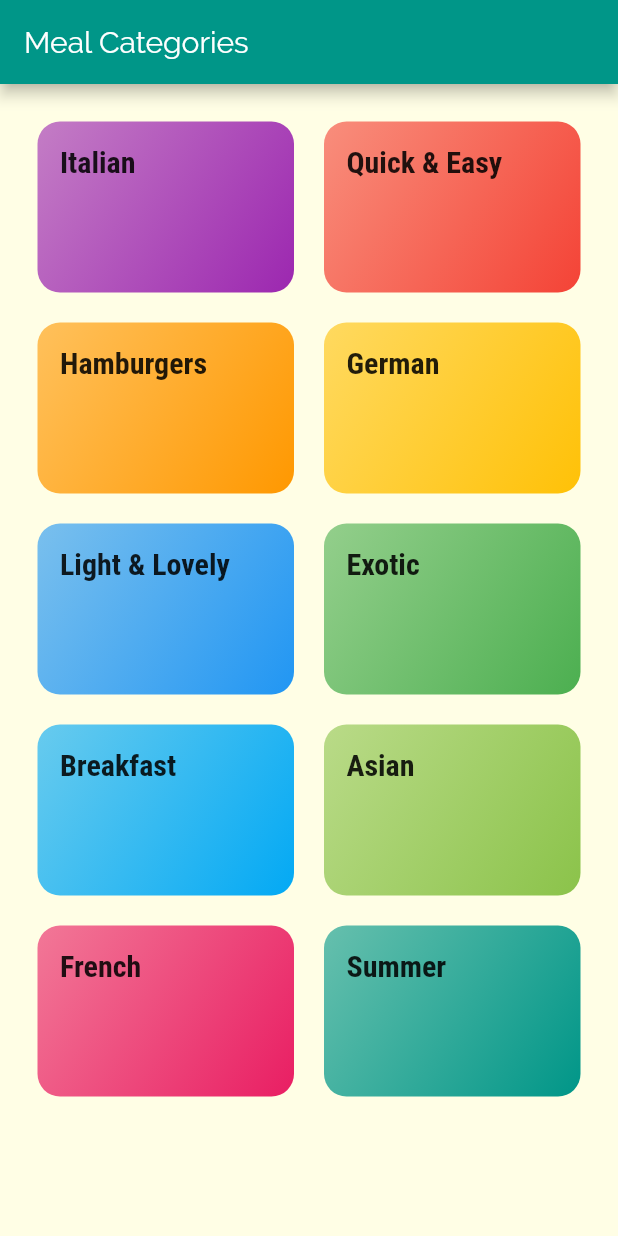
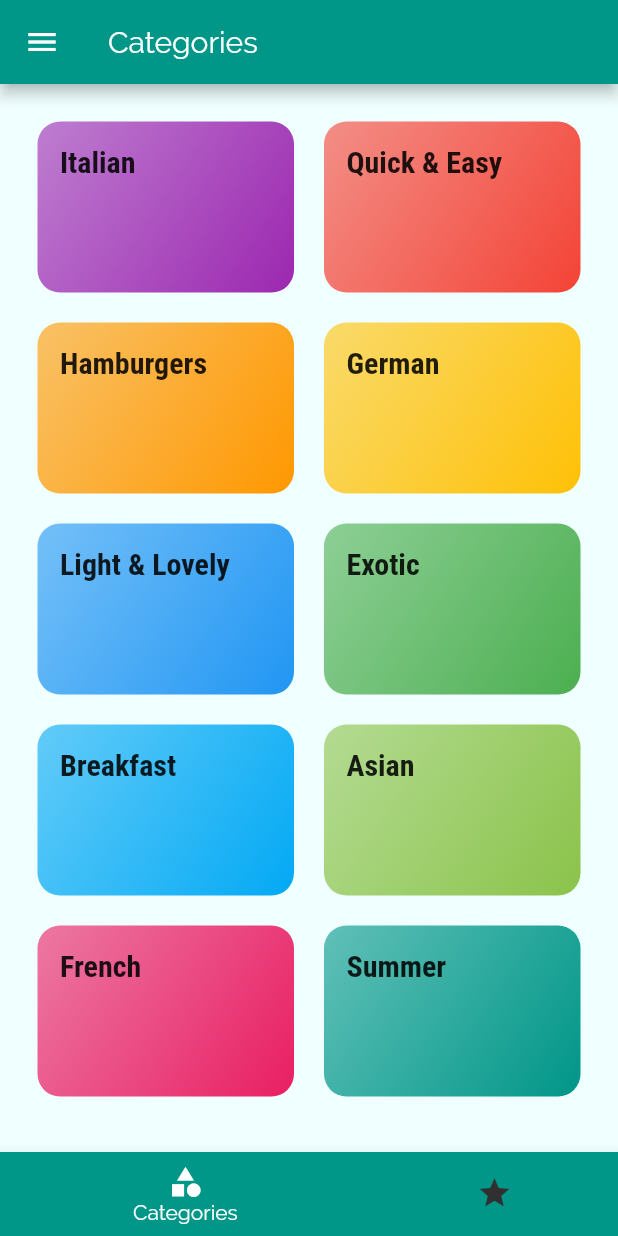
Before and after one commit to DTrafford/flutter-meals, a Flutter app: the screen it shows after launch, on a phone screen of 412 x 824 dp. Run offline on Flutter 3.47's test engine with Material 2 defaults, Android fonts, the phone set to English and light mode, and no system bars.

Commit message:
finish meals app

```diff
--- a/lib/main.dart
+++ b/lib/main.dart
@@ -1,21 +1,84 @@
 import 'package:flutter/material.dart';
+import './screens/meal_detail_screen.dart';
 import './screens/categories_screen.dart';
+import './screens/filters_screen.dart';
 import './screens/category_meals_screen.dart';
+import './screens/tabs_screen.dart';
+import "./mock/dummy_data.dart";
+import './models/meal.dart';
 
 void main() {
   runApp(MyApp());
 }
 
-class MyApp extends StatelessWidget {
+class MyApp extends StatefulWidget {
   // This widget is the root of your application.
+  @override
+  _MyAppState createState() => _MyAppState();
+}
+
+class _MyAppState extends State<MyApp> {
+  Map<String, bool> _filters = {
+    'gluten': false,
+    'lactose': false,
+    'vegan': false,
+    'vegetarian': false
+  };
+
+  List<Meal> _availableMeals = DUMMY_MEALS;
+
+  List<Meal> _favoritedMeals = [];
+
+  void _setFilters(Map<String, bool> filterData) {
+    print("FILTER DATA IN $filterData");
+    setState(() {
+      _filters = filterData;
+
+      // ignore: missing_return
+      _availableMeals = DUMMY_MEALS.where((meal) {
+        if (_filters['gluten'] && !meal.isGlutenFree) {
+          return false;
+        }
+        if (_filters['lactose'] && !meal.isLactoseFree) {
+          return false;
+        }
+        if (_filters['vegetarian'] && !meal.isVegetarian) {
+          return false;
+        }
+        if (_filters['vegan'] && !meal.isVegan) {
+          return false;
+        }
+        return true;
+      }).toList();
+    });
+  }
+
+  void _toggleFavorite(String mealId) {
+    final mealIndex = _favoritedMeals.indexWhere((meal) => meal.id == mealId);
+    if (mealIndex >= 0) {
+      setState(() {
+        _favoritedMeals.removeAt(mealIndex);
+      });
+    } else {
+      setState(() {
+        _favoritedMeals
+            .add(DUMMY_MEALS.firstWhere((meal) => meal.id == mealId));
+      });
+    }
+  }
+
+  bool _isMealFavorite(String id) {
+    return _favoritedMeals.any((meal) => meal.id == id);
+  }
+
   @override
   Widget build(BuildContext context) {
     return MaterialApp(
       title: 'Meals 2 Go',
       theme: ThemeData(
         primarySwatch: Colors.teal,
-        accentColor: Colors.blueGrey,
-        canvasColor: Color.fromRGBO(255, 254, 229, 1),
+        accentColor: Colors.blueGrey[100],
+        canvasColor: Color.fromRGBO(240, 255, 255, 1),
         fontFamily: 'Raleway',
         textTheme: ThemeData.light().textTheme.copyWith(
             bodyText1: TextStyle(color: Color.fromRGBO(20, 51, 51, 1)),
@@ -29,9 +92,20 @@ class MyApp extends StatelessWidget {
       // home: CategoriesScreen(),
       initialRoute: '/', // default is '/'
       routes: {
-        '/': (ctx) => CategoriesScreen(),
-        CategoryMealsScreen.routeName: (ctx) => CategoryMealsScreen(),
+        '/': (ctx) => TabsScreen(_favoritedMeals),
+        CategoryMealsScreen.routeName: (ctx) =>
+            CategoryMealsScreen(_availableMeals),
+        MealDetailScreen.routeName: (ctx) =>
+            MealDetailScreen(_toggleFavorite, _isMealFavorite),
+        FiltersScreen.routeName: (ctx) => FiltersScreen(_filters, _setFilters)
       },
+      // onGenerateRoute: (settings) {
+      //   print('Settings arguments = $settings.arguments');
+      //   if(settings.name == '/meal-detail') {
+      //     return ...
+      //   }
+      // },
+      // onUnknownRoute:  (settings) {},
     );
   }
 }
--- a/lib/screens/categories_screen.dart
+++ b/lib/screens/categories_screen.dart
@@ -5,9 +5,7 @@ import '../mock/dummy_data.dart';
 class CategoriesScreen extends StatelessWidget {
   @override
   Widget build(BuildContext context) {
-    return Scaffold(
-      appBar: AppBar(title: const Text('Meal Categories')),
-      body: GridView(
+    return GridView(
       padding: const EdgeInsets.all(25),
       children: DUMMY_CATEGORIES
           .map(
@@ -24,7 +22,6 @@ class CategoriesScreen extends StatelessWidget {
         crossAxisSpacing: 20,
         mainAxisSpacing: 20,
       ),
-      ),
     );
   }
 }
--- /dev/null
+++ b/lib/screens/tabs_screen.dart
@@ -0,0 +1,94 @@
+import 'package:flutter/material.dart';
+import './categories_screen.dart';
+import './favorites_screen.dart';
+import '../widgets/main_drawer.dart';
+import '../models/meal.dart';
+
+class TabsScreen extends StatefulWidget {
+  static const routeName = '/';
+
+  final List<Meal> favoriteMeals;
+
+  TabsScreen(this.favoriteMeals);
+
+  @override
+  _TabsScreenState createState() => _TabsScreenState();
+}
+
+class _TabsScreenState extends State<TabsScreen> {
+  List<Map<String, Object>> _pages;
+
+  int _selectedPageIndex = 0;
+
+  @override
+  void initState() {
+    _pages = [
+      {'page': CategoriesScreen(), 'title': 'Categories'},
+      {
+        'page': FavoritesScreen(widget.favoriteMeals),
+        'title': 'Your Favorites'
+      },
+    ];
+    super.initState();
+  }
+
+  void _selectPage(int index) {
+    setState(() {
+      _selectedPageIndex = index;
+    });
+  }
+
+  @override
+  Widget build(BuildContext context) {
+    // BOTTOM
+    return Scaffold(
+        appBar: AppBar(
+          title: Text(_pages[_selectedPageIndex]['title']),
+        ),
+        drawer: MainDrawer(),
+        body: _pages[_selectedPageIndex]['page'],
+        bottomNavigationBar: BottomNavigationBar(
+          onTap: _selectPage,
+          backgroundColor: Theme.of(context).primaryColor,
+          // fixedColor: Colors.white,
+          unselectedItemColor: Colors.grey[850],
+          selectedItemColor: Colors.white,
+          currentIndex: _selectedPageIndex,
+          type: BottomNavigationBarType.shifting,
+          // type: BottomNavigationBarType.fixed,
+          items: [
+            BottomNavigationBarItem(
+              backgroundColor: Theme.of(context).primaryColor,
+              icon: Icon(Icons.category),
+              label: 'Categories',
+            ),
+            BottomNavigationBarItem(
+              backgroundColor: Theme.of(context).primaryColor,
+              icon: Icon(Icons.star),
+              label: 'Favorites',
+            ),
+          ],
+        ));
+    // TOP
+    // return DefaultTabController(
+    //   length: 2,
+    //   child: Scaffold(
+    //     appBar: AppBar(
+    //       title: Text('Kickin Meals'),
+    //       bottom: TabBar(
+    //         tabs: [
+    //           Tab(icon: Icon(Icons.category), text: 'Catergories'),
+    //           Tab(icon: Icon(Icons.star), text: 'Favorites'),
+    //         ],
+    //       ),
+    //     ),
+    //     body: TabBarView(
+    //       children: [
+    //         CategoriesScreen(),
+    //         FavoritesScreen(),
+    //       ],
+    //     ),
+    //   ),
+    // );
+  }
+}
--- a/lib/widgets/category_item.dart
+++ b/lib/widgets/category_item.dart
@@ -1,5 +1,5 @@
 import 'package:flutter/material.dart';
-import 'package:meals_app/screens/category_meals_screen.dart';
+import '../screens/category_meals_screen.dart';
 
 class CategoryItem extends StatelessWidget {
   final String id;
```
Also changed, not shown: lib/models/meal.dart (+12 -0 lines), lib/router/navigation.dart (added, +21 -0 lines), lib/screens/category_meals_screen.dart (+55 -21 lines), lib/screens/favorites_screen.dart (added, +35 -0 lines), lib/screens/filters_screen.dart (added, +113 -0 lines), lib/screens/meal_detail_screen.dart (added, +103 -0 lines), lib/widgets/main_drawer.dart (added, +49 -0 lines), lib/widgets/meal_item.dart (+110 -0 lines), pubspec.lock, 1 other file. Lines whose indentation alone changed are shown as unchanged.
